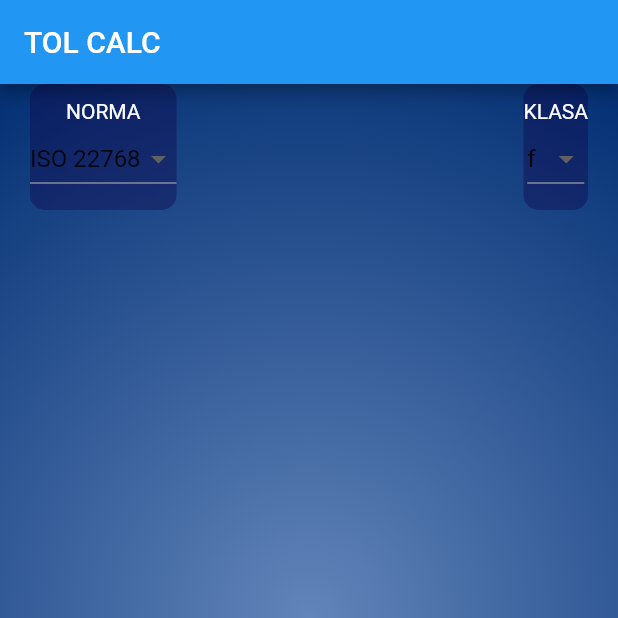
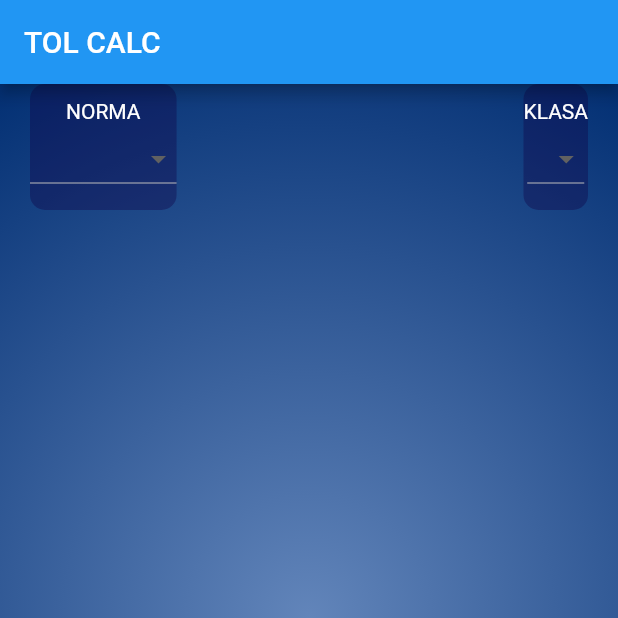
Before and after one commit to mateuszsoltys/tol_calc, a Flutter app: the screen it shows after launch, on a phone screen of 412 x 824 dp, the top half of it. Run offline on Flutter 3.47's test engine with Material 2 defaults, Android fonts, the phone set to English and light mode, and no system bars; our stand-ins replace google_fonts; Roboto replaces fonts that are missing (Habibi).

Commit message:
dropdown improvements, add bloc

```diff
--- a/lib/app/app.dart
+++ b/lib/app/app.dart
@@ -2,6 +2,8 @@ import 'package:flutter/material.dart';
 import 'features/pages/home_page/home_page.dart';
 
 class MyApp extends StatelessWidget {
+  const MyApp({Key? key}) : super(key: key);
+
   // This widget is the root of your application.
   @override
   Widget build(BuildContext context) {
--- a/lib/app/core/enums.dart
+++ b/lib/app/core/enums.dart
@@ -1,6 +1,5 @@
 enum Norms {
-  iso22768('ISO 22768'),
-  duplo('dupki 222');
+  iso22768('ISO 22768');
 
   const Norms(this.label);
   final String label;
--- a/lib/app/features/pages/home_page/home_page.dart
+++ b/lib/app/features/pages/home_page/home_page.dart
@@ -27,17 +27,19 @@ class HomePage extends StatelessWidget {
                     mainAxisAlignment: MainAxisAlignment.spaceBetween,
                     children: [
                       ChooseField(
+                        value: null,
                         fieldName: 'norma',
                         items: Norms.values.map((Norms norm) {
                           return DropdownMenuItem<Norms>(
-                              child: Text(norm.label));
+                              value: norm, child: Text(norm.label));
                         }).toList(),
                       ),
                       ChooseField(
+                        value: null,
                         fieldName: 'klasa',
                         items: NormClasses.values.map((NormClasses normClass) {
                           return DropdownMenuItem<NormClasses>(
-                              child: Text(normClass.label));
+                              value: normClass, child: Text(normClass.label));
                         }).toList(),
                       )
                     ]),
--- a/lib/app/models/widgets/choose_field_widget_model.dart
+++ b/lib/app/models/widgets/choose_field_widget_model.dart
@@ -1,13 +1,17 @@
+// ignore_for_file: public_member_api_docs, sort_constructors_first
+import 'package:flutter/material.dart';
 import 'package:google_fonts/google_fonts.dart';
-import 'package:flutter/material.dart';
-
-import '../../core/enums.dart';
 
 class ChooseField extends StatelessWidget {
   final String fieldName;
   final List<DropdownMenuItem<Enum>>? items;
-  const ChooseField({Key? key, required this.fieldName, required this.items})
-      : super(key: key);
+  final Object? value;
+  const ChooseField({
+    Key? key,
+    required this.fieldName,
+    required this.items,
+    required this.value,
+  }) : super(key: key);
 
   @override
   Widget build(BuildContext context) {
@@ -22,7 +26,7 @@ class ChooseField extends StatelessWidget {
         Text(fieldName.toUpperCase(),
             style: GoogleFonts.habibi(
                 textStyle: const TextStyle(color: Colors.white))),
-        DropdownButton(items: items, onChanged: (val) {}),
+        DropdownButton(value: value, items: items, onChanged: (val) {}),
         const SizedBox(height: 10)
       ]),
     );
--- a/pubspec.yaml
+++ b/pubspec.yaml
@@ -19,6 +19,7 @@ environment:
 dependencies:
   flutter:
     sdk: flutter
+  flutter_bloc: ^8.1.1
   google_fonts: ^3.0.1
 
 dev_dependencies:
```
Also changed, not shown: pubspec.lock (added).
